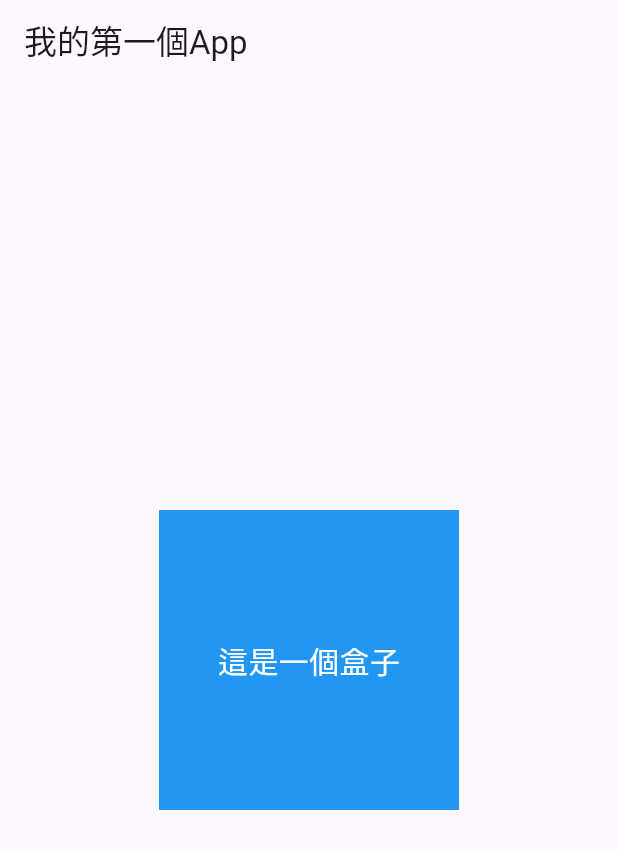
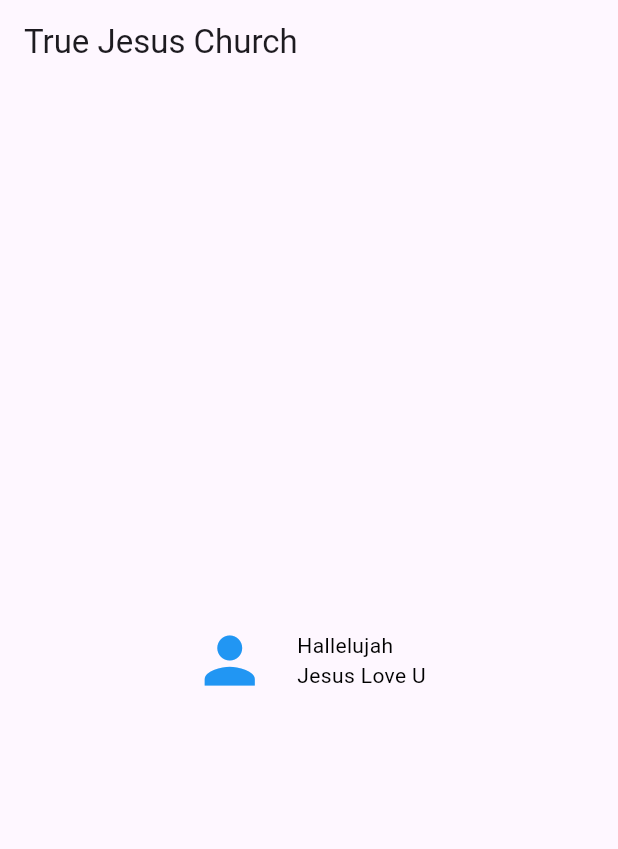
Before and after one commit to Isaiah-Zheng/TJC, a Flutter app: the screen it shows after launch, on a phone screen of 412 x 824 dp. Shown: the top 849 px of the screen. Run offline on Flutter 3.47's test engine with Material 3 defaults, Android fonts, the phone set to English and light mode, and no system bars.

Commit message:
我繼續學習有關text的排版和調整

```diff
--- a/lib/main.dart
+++ b/lib/main.dart
@@ -10,28 +10,35 @@ class MyApp extends StatelessWidget{
   @override
   Widget build(BuildContext context){
     return MaterialApp(
-      home: Scaffold(
+      home:Scaffold(
         appBar: AppBar(
-          title:Text("我的第一個App"),
-
-        ),
-        body:Center(
-          child:Container(
-           width: 200,
-           height: 200,
-           color: Colors.blue,
-           child:Center(
-            child: Text(
-              '這是一個盒子',
-              style:TextStyle(color:Colors.white,fontSize:20)
-            ),
-           )
-          )
+          title:Text("True Jesus Church"),
         ),
 
-      ),
+        body:Center(
+          child: Row(
+            mainAxisAlignment: MainAxisAlignment.center,
+            children: [
+              Icon(Icons.person,size:50,color:Colors.blue),
 
+              SizedBox(width:20),
+
+              Column(
+                mainAxisAlignment: MainAxisAlignment.center,
+                crossAxisAlignment: CrossAxisAlignment.start,
+
+                children: [
+                  Text("Hallelujah",style: TextStyle(color: Colors.black),),
+                  Text("Jesus Love U",style: TextStyle(color: Colors.black),)
+                ],
+              ),
+
+            ],
+          ),
+
+
+        )
+      )
     );
   }
-
 }
```
